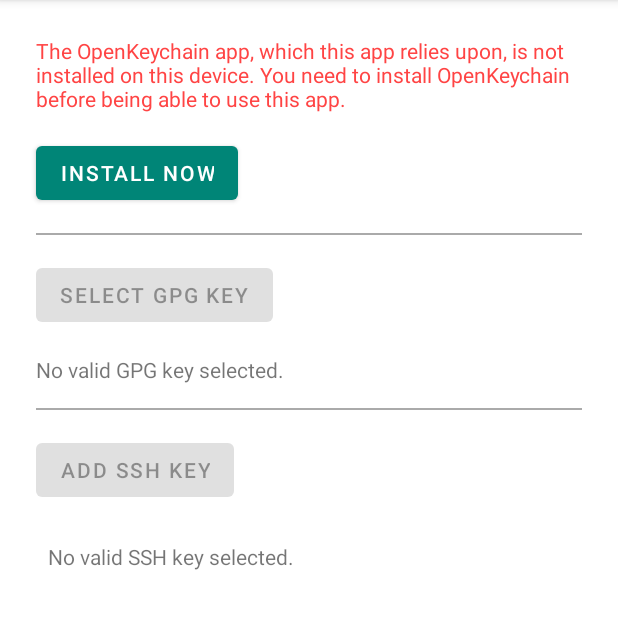
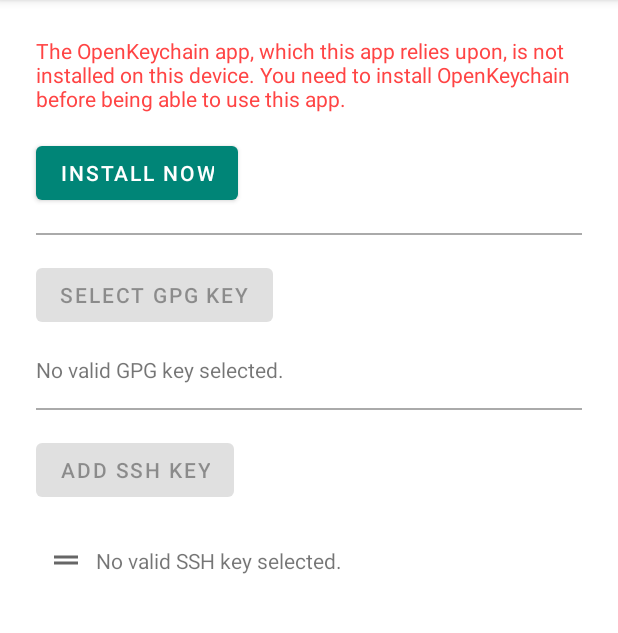
Before and after one commit to DDoSolitary/OkcAgent, an Android app: the screen it shows after launch (MainActivity), on a phone screen of 412 x 824 dp, the part 84-717 px from its top. Run offline under Robolectric (Android 15) with nearby library versions, the phone set to English and light mode, and no system bars; libraries missing offline, so code that uses them is left out: com.bugsnag.android, org.openintents.openpgp, org.openintents.ssh; 1 statement that could not run was skipped.

Commit message:
allow reorder SSH keys by drag and drop
This fixes #26.

```diff
--- a/app/src/main/java/org/ddosolitary/okcagent/MainActivity.kt
+++ b/app/src/main/java/org/ddosolitary/okcagent/MainActivity.kt
@@ -1,5 +1,6 @@
 package org.ddosolitary.okcagent
 
+import android.annotation.SuppressLint
 import android.app.PendingIntent
 import android.content.ActivityNotFoundException
 import android.content.Context
@@ -9,10 +10,11 @@
 import android.view.*
 import android.widget.Button
 import android.widget.ImageButton
+import android.widget.ImageView
 import android.widget.TextView
 import androidx.appcompat.app.AppCompatActivity
-import androidx.core.content.edit
 import androidx.preference.PreferenceManager
+import androidx.recyclerview.widget.ItemTouchHelper
 import androidx.recyclerview.widget.LinearLayoutManager
 import androidx.recyclerview.widget.RecyclerView
 import com.google.android.material.dialog.MaterialAlertDialogBuilder
@@ -29,6 +31,7 @@
 import org.openintents.ssh.authentication.SshAuthenticationApi
 import org.openintents.ssh.authentication.request.KeySelectionRequest
 import org.openintents.ssh.authentication.response.KeySelectionResponse
+import java.util.*
 
 
 class MainActivity : AppCompatActivity() {
@@ -39,8 +42,10 @@
 
 	private class SshKeyViewHolder(val view: View) : RecyclerView.ViewHolder(view)
 
-	private class SshKeyListAdaptor : RecyclerView.Adapter<SshKeyViewHolder>() {
-		var keys = mutableListOf<SshKeyInfo>()
+	private class SshKeyListAdaptor(
+		private val touchHelper: ItemTouchHelper,
+		var keys: MutableList<SshKeyInfo>,
+	) : RecyclerView.Adapter<SshKeyViewHolder>() {
 
 		override fun onCreateViewHolder(parent: ViewGroup, viewType: Int): SshKeyViewHolder {
 			val view = LayoutInflater.from(parent.context).inflate(R.layout.view_ssh_key, parent, false)
@@ -51,6 +56,7 @@
 			return if (keys.size == 0) 1 else keys.size
 		}
 
+		@SuppressLint("ClickableViewAccessibility")
 		override fun onBindViewHolder(holder: SshKeyViewHolder, position: Int) {
 			val textView = holder.view.findViewById<TextView>(R.id.text_ssh_key)
 			val button = holder.view.findViewById<ImageButton>(R.id.button_remove)
@@ -71,6 +77,12 @@
 					}
 				}
 			}
+			holder.view.findViewById<ImageView>(R.id.img_drag_handle).setOnTouchListener { _, event ->
+				if (event.actionMasked == MotionEvent.ACTION_DOWN) {
+					touchHelper.startDrag(holder)
+				}
+				false
+			}
 		}
 	}
 
@@ -79,7 +91,7 @@
 	}
 	private var sshApi: SshApi? = null
 	private var gpgApi: GpgApi? = null
-	private val adaptor = SshKeyListAdaptor()
+	private lateinit var adaptor: SshKeyListAdaptor
 
 	private fun addSshKeyCallback(intent: Intent) {
 		val res = KeySelectionResponse(intent)
@@ -146,11 +158,35 @@
 		super.onCreate(savedInstanceState)
 		setContentView(R.layout.activity_main)
 		setSupportActionBar(findViewById(R.id.toolbar))
-		adaptor.keys = SshKeyInfo.load(this).toMutableList()
+
+		val touchHelper = ItemTouchHelper(object : ItemTouchHelper.Callback() {
+			override fun isItemViewSwipeEnabled(): Boolean = false
+			override fun isLongPressDragEnabled(): Boolean = false
+			override fun getMovementFlags(recyclerView: RecyclerView, viewHolder: RecyclerView.ViewHolder): Int =
+				makeMovementFlags(ItemTouchHelper.UP or ItemTouchHelper.DOWN, 0)
+
+			override fun onMove(
+				recyclerView: RecyclerView,
+				viewHolder: RecyclerView.ViewHolder,
+				target: RecyclerView.ViewHolder
+			): Boolean {
+				val srcPos = viewHolder.adapterPosition
+				val dstPos = target.adapterPosition
+				Collections.swap(adaptor.keys, srcPos, dstPos)
+				SshKeyInfo.save(adaptor.keys, this@MainActivity)
+				adaptor.notifyItemMoved(srcPos, dstPos)
+				return true
+			}
+
+			override fun onSwiped(viewHolder: RecyclerView.ViewHolder, direction: Int) {}
+		})
+		adaptor = SshKeyListAdaptor(touchHelper, SshKeyInfo.load(this).toMutableList())
 		findViewById<RecyclerView>(R.id.recycler_ssh_keys).apply {
 			layoutManager = LinearLayoutManager(this@MainActivity)
 			adapter = adaptor
+			touchHelper.attachToRecyclerView(this)
 		}
+
 		val textGpg = findViewById<TextView>(R.id.text_gpg_key)
 		val gpgKeyId = pref.getLong(getString(R.string.key_gpg_key), -1)
 		if (gpgKeyId == -1L) {
--- /dev/null
+++ b/app/src/main/res/drawable/ic_drag_handle.xml
@@ -0,0 +1,11 @@
+<?xml version="1.0" encoding="utf-8"?>
+<vector xmlns:android="http://schemas.android.com/apk/res/android"
+	android:width="24dp"
+	android:height="24dp"
+	android:viewportWidth="24"
+	android:viewportHeight="24"
+	android:tint="?attr/colorControlNormal">
+	<path
+		android:fillColor="@android:color/white"
+		android:pathData="M20,9H4v2h16V9zM4,15h16v-2H4V15z" />
+</vector>
--- a/app/src/main/res/layout/view_ssh_key.xml
+++ b/app/src/main/res/layout/view_ssh_key.xml
@@ -5,11 +5,23 @@
 	android:layout_height="wrap_content"
 	android:layout_margin="@dimen/margin">
 
+	<ImageView
+		android:id="@+id/img_drag_handle"
+		android:layout_width="wrap_content"
+		android:layout_height="wrap_content"
+		android:layout_marginEnd="@dimen/margin"
+		android:src="@drawable/ic_drag_handle"
+		android:contentDescription="@string/img_drag_handle"
+		app:layout_constraintStart_toStartOf="parent"
+		app:layout_constraintEnd_toStartOf="@id/text_ssh_key"
+		app:layout_constraintTop_toTopOf="parent"
+		app:layout_constraintBottom_toBottomOf="parent" />
+
 	<com.google.android.material.textview.MaterialTextView
 		android:id="@+id/text_ssh_key"
 		android:layout_width="0dp"
 		android:layout_height="wrap_content"
-		app:layout_constraintStart_toStartOf="parent"
+		app:layout_constraintStart_toStartOf="@id/img_drag_handle"
 		app:layout_constraintEnd_toStartOf="@id/button_remove"
 		app:layout_constraintTop_toTopOf="parent"
 		app:layout_constraintBottom_toBottomOf="parent" />
--- a/app/src/main/res/values/strings.xml
+++ b/app/src/main/res/values/strings.xml
@@ -19,6 +19,7 @@
 	<string name="error_invalid_status_fd" tools:ignore="TypographyDashes">Only writing status to stderr (--status-fd=2) is supported.</string>
 	<string name="error_option">Invalid option: <xliff:g>%s</xliff:g></string>
 	<string name="error_required_option">Required option \"<xliff:g>%s</xliff:g>\" is not found</string>
+	<string name="img_drag_handle">Drag handle</string>
 	<string name="msg_decryption_result">Decryption result: <xliff:g>%s</xliff:g></string>
 	<string name="msg_option_ignored">The option \"<xliff:g>%s</xliff:g>\" is not supported and thus ignored</string>
 	<string name="msg_signature_from">Signature from: <xliff:g>%s</xliff:g></string>
```
